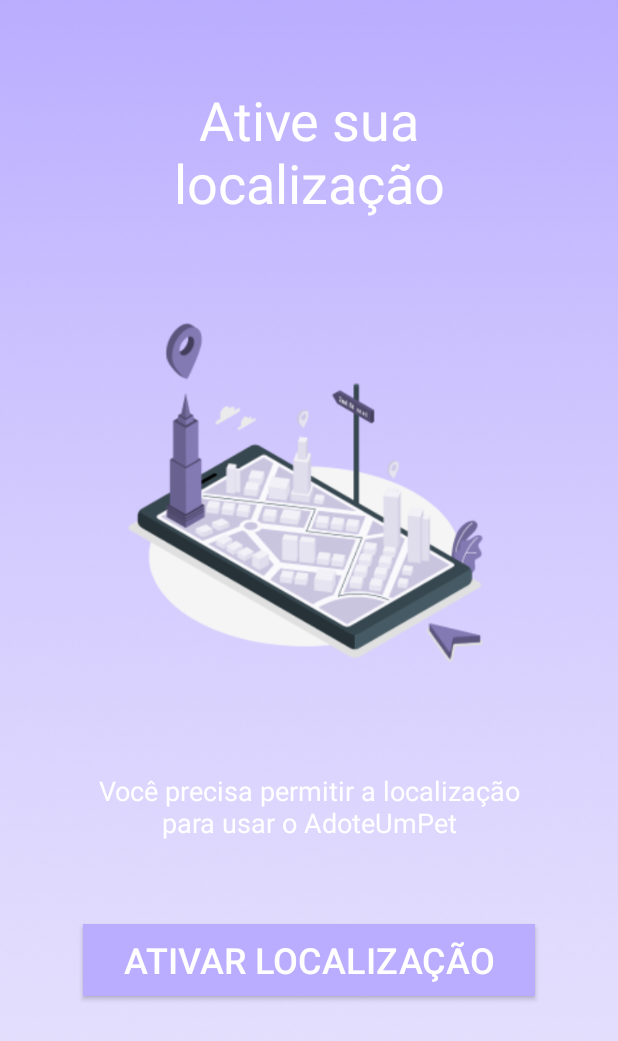
After one commit to HenriqueNDA/AdoteUmPetDev, an Android app: the layout activity_ativarlocalizacao.xml on its own in the app's theme, with its tools: preview values and no code run, on a phone screen of 412 x 824 dp. The commit adds this screen. Shown: the top 1041 px of the screen. Run offline under Robolectric (Android 15) with nearby library versions, the phone set to English and light mode, and no system bars; Roboto replaces fonts that are not available here.

Commit message:
1.0
Localização Implementada

```diff
--- a/app/src/main/AndroidManifest.xml
+++ b/app/src/main/AndroidManifest.xml
@@ -1,6 +1,10 @@
 <?xml version="1.0" encoding="utf-8"?>
 <manifest xmlns:android="http://schemas.android.com/apk/res/android"
     package="br.com.adoteumpet">
+
+    <uses-permission android:name="android.permission.ACCESS_FINE_LOCATION"/>
+    <uses-permission android:name="android.permission.ACCESS_COARSE_LOCATION"/>
+
 
     <application
         android:allowBackup="true"
--- /dev/null
+++ b/app/src/main/java/br/com/adoteumpet/AtivarLocalizacaoActivity.java
@@ -0,0 +1,66 @@
+package br.com.adoteumpet;
+
+import androidx.appcompat.app.AppCompatActivity;
+import androidx.core.app.ActivityCompat;
+import androidx.core.content.ContextCompat;
+
+import android.Manifest;
+import android.content.pm.PackageManager;
+import android.os.Bundle;
+import android.widget.Button;
+import android.widget.TextView;
+import android.widget.Toast;
+
+import java.util.ArrayList;
+import java.util.List;
+
+
+public class AtivarLocalizacaoActivity extends AppCompatActivity {
+
+
+    TextView txtPermissao;
+    Button btAtivar;
+
+    String[] appPermissoes = {
+            Manifest.permission.ACCESS_COARSE_LOCATION,
+            Manifest.permission.ACCESS_FINE_LOCATION
+    };
+
+    public static final int CODIGO_PERMISSOES_REQUERIDAS = 1;
+
+
+
+    @Override
+    protected  void onCreate(Bundle savedInstanceState) {
+        super.onCreate(savedInstanceState);
+        setContentView(R.layout.activity_ativarlocalizacao);
+        btAtivar = findViewById(R.id.btAtivar);
+
+
+        if (verificarPermissoes()) {
+
+        }
+
+
+
+    }
+
+    public boolean verificarPermissoes(){
+        List<String> permissoesRequeridas = new ArrayList<>();
+        for (String permissao: appPermissoes){
+            if(ContextCompat.checkSelfPermission(this, permissao)
+                    != PackageManager.PERMISSION_GRANTED){
+                permissoesRequeridas.add(permissao);
+            }
+        }
+        if(!permissoesRequeridas.isEmpty()){
+            ActivityCompat.requestPermissions(this, permissoesRequeridas.toArray(new  String[permissoesRequeridas.size()]),
+                    CODIGO_PERMISSOES_REQUERIDAS);
+            return false;
+        }
+        return true;
+    }
+
+
+
+}
--- /dev/null
+++ b/app/src/main/res/layout/activity_ativarlocalizacao.xml
@@ -0,0 +1,73 @@
+<?xml version="1.0" encoding="utf-8"?>
+<androidx.constraintlayout.widget.ConstraintLayout xmlns:android="http://schemas.android.com/apk/res/android"
+    xmlns:app="http://schemas.android.com/apk/res-auto"
+    xmlns:tools="http://schemas.android.com/tools"
+    android:layout_width="match_parent"
+    android:layout_height="match_parent"
+    android:background="@drawable/background1"
+    tools:context=".HomeActivity">
+
+    <ImageView
+        android:id="@+id/imageView2"
+        android:layout_width="0dp"
+        android:layout_height="258dp"
+        android:layout_marginStart="55dp"
+        android:layout_marginTop="55dp"
+        android:layout_marginEnd="55dp"
+        app:layout_constraintEnd_toEndOf="parent"
+        app:layout_constraintHorizontal_bias="0.0"
+        app:layout_constraintStart_toStartOf="parent"
+        app:layout_constraintTop_toBottomOf="@+id/textView2"
+        app:srcCompat="@drawable/navigation_amico_1" />
+
+    <TextView
+        android:id="@+id/textView2"
+        android:layout_width="0dp"
+        android:layout_height="wrap_content"
+        android:layout_marginStart="55dp"
+        android:layout_marginTop="55dp"
+        android:layout_marginEnd="55dp"
+        android:text="Ative sua localização"
+        android:textAlignment="center"
+        android:textColor="#FFFFFF"
+        android:textSize="36sp"
+        app:layout_constraintEnd_toEndOf="parent"
+        app:layout_constraintHorizontal_bias="0.0"
+        app:layout_constraintStart_toStartOf="parent"
+        app:layout_constraintTop_toTopOf="parent" />
+
+    <TextView
+        android:id="@+id/textView4"
+        android:layout_width="0dp"
+        android:layout_height="wrap_content"
+        android:layout_marginStart="55dp"
+        android:layout_marginTop="55dp"
+        android:layout_marginEnd="55dp"
+        android:text="Você precisa permitir a localização para usar o AdoteUmPet"
+        android:textAlignment="center"
+        android:textColor="#FFFFFF"
+        android:textSize="18sp"
+        app:layout_constraintEnd_toEndOf="parent"
+        app:layout_constraintStart_toStartOf="parent"
+        app:layout_constraintTop_toBottomOf="@+id/imageView2" />
+
+    <Button
+        android:id="@+id/btAtivar"
+        android:layout_width="0dp"
+        android:layout_height="wrap_content"
+        android:layout_marginStart="55dp"
+        android:layout_marginTop="55dp"
+        android:layout_marginEnd="55dp"
+        android:background="@color/ic_launcher_background"
+        android:backgroundTint="@color/ic_launcher_background"
+        android:scrollbarAlwaysDrawHorizontalTrack="false"
+        android:scrollbarAlwaysDrawVerticalTrack="false"
+        android:text="ATIVAR LOCALIZAÇÃO"
+        android:textAlignment="center"
+        android:textColor="#FFFFFF"
+        android:textSize="24sp"
+        app:layout_constraintEnd_toEndOf="parent"
+        app:layout_constraintStart_toStartOf="parent"
+        app:layout_constraintTop_toBottomOf="@+id/textView4" />
+
+</androidx.constraintlayout.widget.ConstraintLayout>
--- a/app/src/main/res/layout/activity_home.xml
+++ b/app/src/main/res/layout/activity_home.xml
@@ -146,6 +146,8 @@
         android:layout_marginBottom="155dp"
         android:background="@drawable/botaopadrao"
         android:fontFamily="@font/roboto_bold"
+        android:scrollbarTrackHorizontal="@drawable/botaopadrao"
+        android:scrollbarTrackVertical="@drawable/botaopadrao"
         android:text="Logar"
         android:textAllCaps="false"
         android:textColor="#FFFF"
--- a/build.gradle
+++ b/build.gradle
@@ -7,6 +7,7 @@ buildscript {
     dependencies {
         classpath "com.android.tools.build:gradle:4.0.1"
         classpath 'com.google.gms:google-services:4.3.3'
+        classpath 'com.android.tools.build:gradle:4.0.2'
 
         // NOTE: Do not place your application dependencies here; they belong
         // in the individual module build.gradle files
```
Also changed, not shown: app/src/main/res/drawable/navigation_amico_1.png (added), app/src/main/res/drawable/vc__1_.png (added), app/src/main/res/drawable/vc__2_.png (added).
